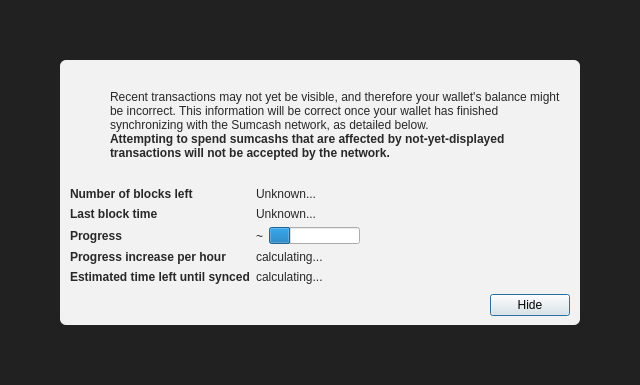
First picture: the form in src/qt/forms/modaloverlay.ui, repository sumcoinlabs/sumcoin, before the edit.
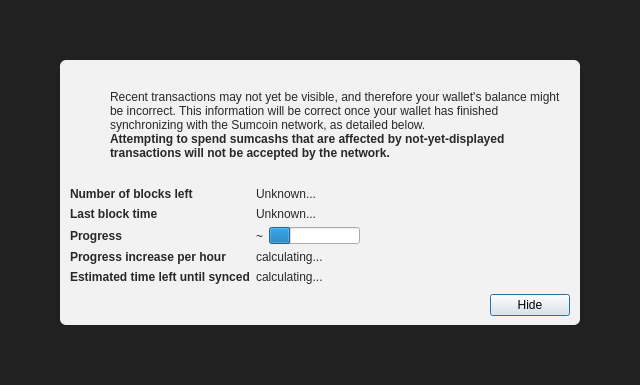
Second picture: the form after the edit. Icons and pictures are not drawn.

```diff
--- a/src/qt/forms/modaloverlay.ui
+++ b/src/qt/forms/modaloverlay.ui
@@ -130,7 +130,7 @@
              <item>
               <widget class="QLabel" name="infoText">
                <property name="text">
-                <string>Recent transactions may not yet be visible, and therefore your wallet's balance might be incorrect. This information will be correct once your wallet has finished synchronizing with the Sumcash network, as detailed below.</string>
+                <string>Recent transactions may not yet be visible, and therefore your wallet's balance might be incorrect. This information will be correct once your wallet has finished synchronizing with the Sumcoin network, as detailed below.</string>
                </property>
                <property name="textFormat">
                 <enum>Qt::RichText</enum>
```
